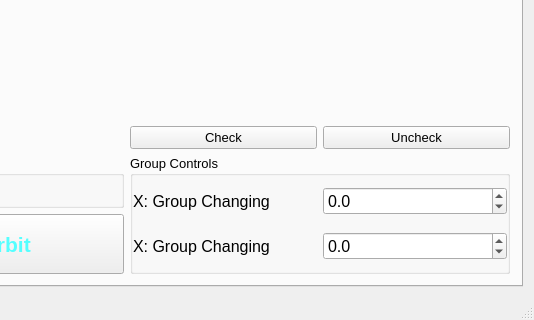
Old version of the form gui/UImanul2.ui in the repository sergey-tomin/manul; both pictures show x 625 to 1159 and y 508 to 828 of the 1159 by 828 pixel window.
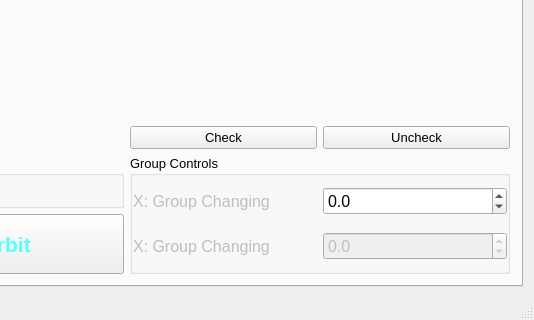
New version of the form. The open tabs and pages were chosen to show the change.

```diff
--- a/gui/UImanul2.ui
+++ b/gui/UImanul2.ui
@@ -1855,6 +1855,9 @@
             <layout class="QHBoxLayout" name="horizontalLayout_30">
              <item>
               <widget class="QLabel" name="label_16">
+               <property name="enabled">
+                <bool>false</bool>
+               </property>
                <property name="minimumSize">
                 <size>
                  <width>0</width>
@@ -1905,7 +1908,7 @@
              <item>
               <widget class="QLabel" name="label_17">
                <property name="enabled">
-                <bool>true</bool>
+                <bool>false</bool>
                </property>
                <property name="minimumSize">
                 <size>
@@ -1925,6 +1928,9 @@
              </item>
              <item>
               <widget class="QDoubleSpinBox" name="sb_y_group_change">
+               <property name="enabled">
+                <bool>false</bool>
+               </property>
                <property name="font">
                 <font>
                  <pointsize>12</pointsize>
```
